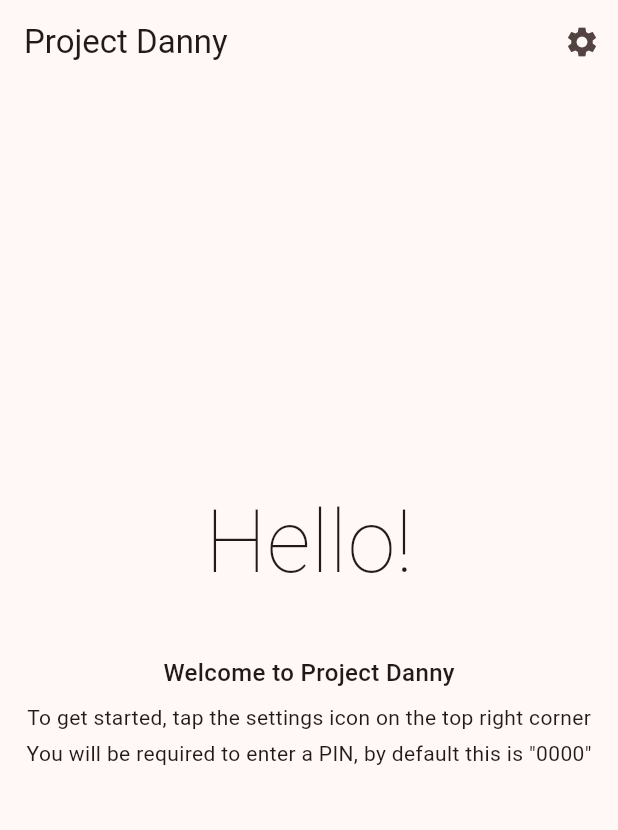
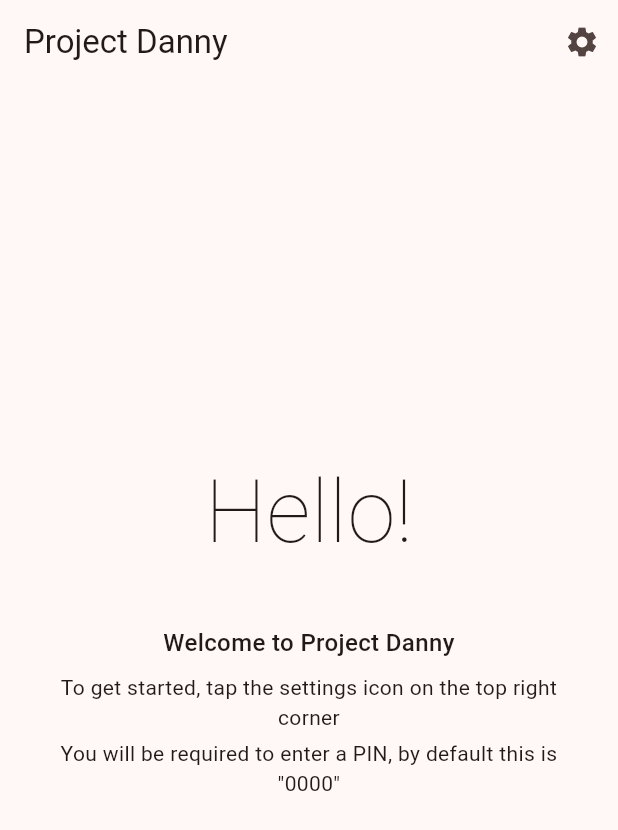
Before and after one commit to ervinjay13/danny, a Flutter app: the screen it shows after launch, on a phone screen of 412 x 824 dp. Shown: the top 830 px of the screen. Run offline on Flutter 3.47's test engine with Material 2 defaults, Android fonts, the phone set to English and light mode, and no system bars; our stand-ins replace floor, flutter_tts, image_picker, shared_preferences, sqflite; accounts and stored records are empty; generated files the repository leaves out were written again.

Commit message:
text tweaks to mobiles

```diff
--- a/lib/main.dart
+++ b/lib/main.dart
@@ -179,26 +179,33 @@ class _MyHomePageState extends State<MyHomePage> {
           final calls = snapshot.requireData;
 
           if (calls.isEmpty) {
-            return const Center(
+            return Container(
+              margin: const EdgeInsets.all(20.0),
+              child: const Center(
                 child: Column(
                   mainAxisAlignment: MainAxisAlignment.center,
                   crossAxisAlignment: CrossAxisAlignment.center,
                   children: [
                     Text('Hello!',
-                      style:
-                          TextStyle(fontSize: 58, fontWeight: FontWeight.w200)),
+                        style: TextStyle(
+                            fontSize: 58, fontWeight: FontWeight.w200),
+                        textAlign: TextAlign.center),
                     SizedBox(height: 34),
                     Text('Welcome to Project Danny',
-                      style:
-                          TextStyle(fontSize: 16, fontWeight: FontWeight.w500)),
+                        style: TextStyle(
+                            fontSize: 16, fontWeight: FontWeight.w500),
+                        textAlign: TextAlign.center),
                     SizedBox(height: 8),
                     Text(
-                      'To get started, tap the settings icon on the top right corner'),
+                        'To get started, tap the settings icon on the top right corner',
+                        textAlign: TextAlign.center),
                     SizedBox(height: 4),
                     Text(
-                      'You will be required to enter a PIN, by default this is "0000"'),
+                        'You will be required to enter a PIN, by default this is "0000"',
+                        textAlign: TextAlign.center),
                     SizedBox(height: 48),
                   ],
+                ),
               ),
             );
           }
```
Also changed, not shown: lib/controls/ManageCallsList.dart (+11 -5 lines). Lines whose indentation alone changed are shown as unchanged.
